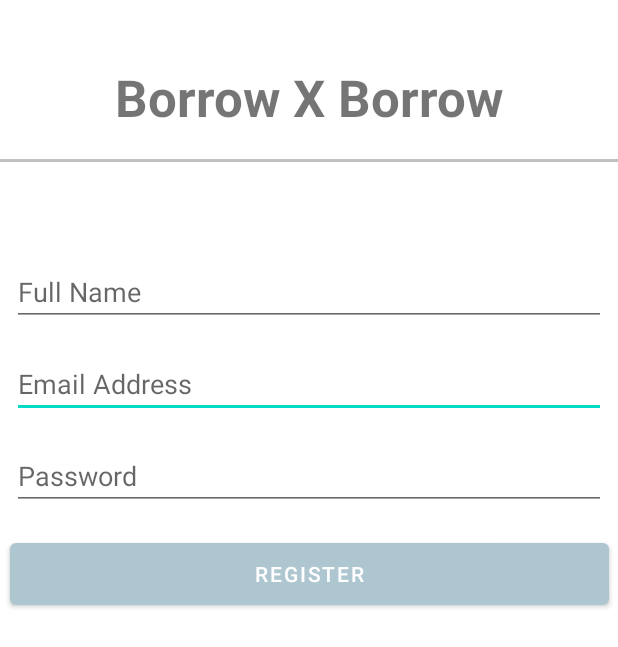
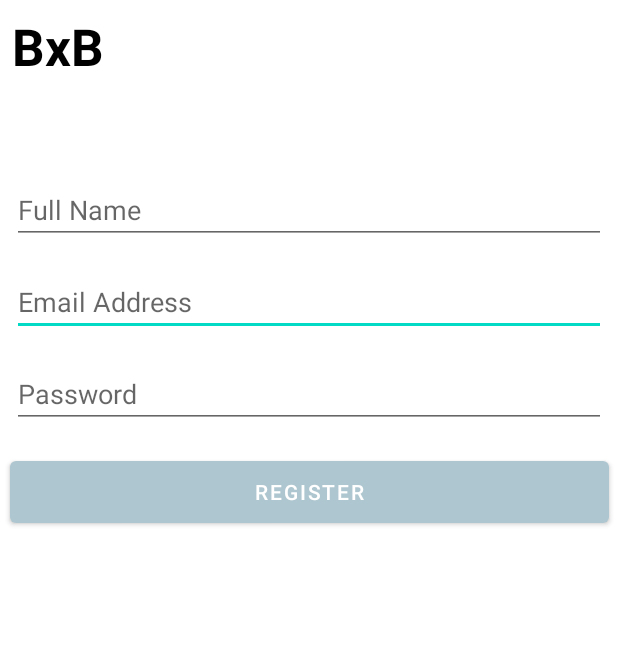
Before and after one commit to WingoShop/BxB2, an Android app: the RegisterUser screen opened directly, with no data from a screen before it, on a phone screen of 412 x 824 dp. Shown: the top 647 px of the screen. Run offline under Robolectric (Android 15) with nearby library versions, the phone set to English and light mode, and no system bars; our stand-ins replace Firebase (no records; nobody signed in at launch, a user with empty details on screens opened directly).

Commit message:
UI overhaul

```diff
--- a/app/src/main/java/com/nywangga/bxb/MainActivity.kt
+++ b/app/src/main/java/com/nywangga/bxb/MainActivity.kt
@@ -19,7 +19,7 @@ class MainActivity : AppCompatActivity() {
     private lateinit var btnLogin: Button
     private lateinit var progressBar: ProgressBar
     lateinit var tvProfileName : TextView
-    lateinit var tvLogout : TextView
+    //lateinit var tvLogout : TextView
     private val db = Firebase.firestore
 
     override fun onCreate(savedInstanceState: Bundle?) {
@@ -31,8 +31,8 @@ class MainActivity : AppCompatActivity() {
         progressBar = findViewById(R.id.progressBar)
         tvProfileName = findViewById(R.id.tvProfileName)
         tvProfileName.visibility = View.GONE
-        tvLogout = findViewById(R.id.tvLogout)
-        tvLogout.visibility = View.GONE
+        //tvLogout = findViewById(R.id.tvLogout)
+        //tvLogout.visibility = View.GONE
         register =findViewById(R.id.tvRegister)
         register.setOnClickListener {
             val intent = Intent(this, RegisterUser::class.java)
--- a/app/src/main/java/com/nywangga/bxb/RegisterUser.kt
+++ b/app/src/main/java/com/nywangga/bxb/RegisterUser.kt
@@ -21,7 +21,7 @@ class RegisterUser : AppCompatActivity() {
     private lateinit var btnRegister: Button
     private lateinit var progressBar: ProgressBar
     lateinit var tvProfileName : TextView
-    lateinit var tvLogout : TextView
+    //lateinit var tvLogout : TextView
     private var allPairs = mutableListOf<String>()
 
     private val db = Firebase.firestore
@@ -42,8 +42,8 @@ class RegisterUser : AppCompatActivity() {
         btnRegister = findViewById(R.id.btnLogin)
         tvProfileName = findViewById(R.id.tvProfileName)
         tvProfileName.visibility = View.GONE
-        tvLogout = findViewById(R.id.tvLogout)
-        tvLogout.visibility = View.GONE
+        //tvLogout = findViewById(R.id.tvLogout)
+        //tvLogout.visibility = View.GONE
 
 //        tvBanner.setOnClickListener {
 //            val intent = Intent(this, MainActivity::class.java)
--- /dev/null
+++ b/app/src/main/res/drawable/ic_person.xml
@@ -0,0 +1,10 @@
+<vector xmlns:android="http://schemas.android.com/apk/res/android"
+    android:width="24dp"
+    android:height="24dp"
+    android:viewportWidth="24"
+    android:viewportHeight="24"
+    android:tint="?android:textColorPrimary">
+  <path
+      android:fillColor="@android:color/white"
+      android:pathData="M12,2c-4.97,0 -9,4.03 -9,9 0,4.17 2.84,7.67 6.69,8.69L12,22l2.31,-2.31C18.16,18.67 21,15.17 21,11c0,-4.97 -4.03,-9 -9,-9zM12,4c1.66,0 3,1.34 3,3s-1.34,3 -3,3 -3,-1.34 -3,-3 1.34,-3 3,-3zM12,18.3c-2.5,0 -4.71,-1.28 -6,-3.22 0.03,-1.99 4,-3.08 6,-3.08 1.99,0 5.97,1.09 6,3.08 -1.29,1.94 -3.5,3.22 -6,3.22z"/>
+</vector>
--- a/app/src/main/res/layout/activity_main.xml
+++ b/app/src/main/res/layout/activity_main.xml
@@ -25,7 +25,8 @@
         app:layout_constraintEnd_toEndOf="parent"
         app:layout_constraintHorizontal_bias="0.0"
         app:layout_constraintStart_toStartOf="parent"
-        app:layout_constraintTop_toBottomOf="@+id/include" />
+        app:layout_constraintTop_toBottomOf="@+id/include"
+        android:textColor="?android:textColorPrimary"/>
 
     <EditText
         android:id="@+id/etPassword"
@@ -39,7 +40,8 @@
         android:inputType="textPassword"
         app:layout_constraintEnd_toEndOf="parent"
         app:layout_constraintStart_toStartOf="parent"
-        app:layout_constraintTop_toBottomOf="@+id/etEmail" />
+        app:layout_constraintTop_toBottomOf="@+id/etEmail"
+        android:textColor="?android:textColorPrimary"/>
 
     <Button
         android:id="@+id/btnLogin"
--- a/app/src/main/res/layout/activity_register_user.xml
+++ b/app/src/main/res/layout/activity_register_user.xml
@@ -24,7 +24,8 @@
         android:inputType="textEmailAddress"
         app:layout_constraintEnd_toEndOf="parent"
         app:layout_constraintStart_toStartOf="parent"
-        app:layout_constraintTop_toBottomOf="@+id/etFullName" />
+        app:layout_constraintTop_toBottomOf="@+id/etFullName"
+        android:textColor="?android:textColorPrimary"/>
 
     <EditText
         android:id="@+id/etPassword"
@@ -38,7 +39,8 @@
         android:inputType="textPassword"
         app:layout_constraintEnd_toEndOf="parent"
         app:layout_constraintStart_toStartOf="parent"
-        app:layout_constraintTop_toBottomOf="@+id/etEmail" />
+        app:layout_constraintTop_toBottomOf="@+id/etEmail"
+        android:textColor="?android:textColorPrimary"/>
 
     <Button
         android:id="@+id/btnLogin"
@@ -67,7 +69,8 @@
         app:layout_constraintEnd_toEndOf="parent"
         app:layout_constraintHorizontal_bias="1.0"
         app:layout_constraintStart_toStartOf="parent"
-        app:layout_constraintTop_toBottomOf="@+id/include" />
+        app:layout_constraintTop_toBottomOf="@+id/include"
+        android:textColor="?android:textColorPrimary"/>
 
     <ProgressBar
         android:id="@+id/progressBar"
--- a/app/src/main/res/layout/header.xml
+++ b/app/src/main/res/layout/header.xml
@@ -7,14 +7,15 @@
 
     <TextView
         android:id="@+id/tvBannerHead"
-        android:layout_width="350dp"
-        android:layout_height="66dp"
-        android:layout_marginTop="32dp"
+        android:layout_width="wrap_content"
+        android:layout_height="wrap_content"
+        android:layout_marginStart="8dp"
+        android:layout_marginTop="8dp"
         android:gravity="center"
-        android:text="Borrow X Borrow"
+        android:text="BxB"
+        android:textColor="?android:textColorPrimary"
         android:textSize="34sp"
         android:textStyle="bold"
-        app:layout_constraintEnd_toEndOf="parent"
         app:layout_constraintStart_toStartOf="parent"
         app:layout_constraintTop_toTopOf="parent" />
 
@@ -22,32 +23,14 @@
         android:id="@+id/tvProfileName"
         android:layout_width="wrap_content"
         android:layout_height="wrap_content"
-        android:layout_marginStart="84dp"
-        android:layout_marginTop="8dp"
+        android:layout_marginTop="16dp"
+        android:layout_marginEnd="8dp"
+        android:drawableLeft="@drawable/ic_person"
         android:text="Name"
-        android:textSize="20sp"
-        app:layout_constraintStart_toStartOf="parent"
-        app:layout_constraintTop_toBottomOf="@+id/tvBannerHead" />
-
-    <TextView
-        android:id="@+id/tvLogout"
-        android:layout_width="wrap_content"
-        android:layout_height="wrap_content"
-        android:layout_marginStart="64dp"
-        android:layout_marginTop="8dp"
-        android:layout_marginEnd="32dp"
-        android:text="Logout"
+        android:textColor="?android:textColorPrimary"
         android:textSize="20sp"
         app:layout_constraintEnd_toEndOf="parent"
-        app:layout_constraintStart_toEndOf="@+id/tvProfileName"
-        app:layout_constraintTop_toBottomOf="@+id/tvBannerHead" />
+        app:layout_constraintTop_toTopOf="parent" />
 
-    <View
-        android:layout_width="match_parent"
-        android:layout_height="2dp"
-        android:layout_marginTop="8dp"
-        android:background="#c0c0c0"
-        app:layout_constraintTop_toBottomOf="@+id/tvProfileName"
-        tools:layout_editor_absoluteX="0dp" />
 
 </androidx.constraintlayout.widget.ConstraintLayout>
--- a/app/src/main/res/layout/pair_list.xml
+++ b/app/src/main/res/layout/pair_list.xml
@@ -26,7 +26,7 @@
             android:layout_height="wrap_content"
             android:layout_marginLeft="8dp"
             android:text="Pair"
-            android:textColor="@color/black"
+            android:textColor="?android:textColorPrimary"
             android:textSize="14sp"
             android:textStyle="bold"></TextView>
 
--- a/app/src/main/res/values-night/themes.xml
+++ b/app/src/main/res/values-night/themes.xml
@@ -10,7 +10,8 @@
         <item name="colorSecondaryVariant">@color/teal_200</item>
         <item name="colorOnSecondary">@color/black</item>
         <!-- Status bar color. -->
-        <item name="android:statusBarColor" tools:targetApi="l">?attr/colorPrimaryVariant</item>
+        <item name="android:statusBarColor" tools:targetApi="l">?android:colorBackground</item>
         <!-- Customize your theme here. -->
+        <item name="android:textColorPrimary">@color/white</item>
     </style>
 </resources>
--- a/app/src/main/res/values/colors.xml
+++ b/app/src/main/res/values/colors.xml
@@ -7,4 +7,5 @@
     <color name="teal_700">#FF018786</color>
     <color name="black">#FF000000</color>
     <color name="white">#FFFFFFFF</color>
+    <color name="bgGrey">#ff000000</color>
 </resources>
--- a/app/src/main/res/values/themes.xml
+++ b/app/src/main/res/values/themes.xml
@@ -10,7 +10,8 @@
         <item name="colorSecondaryVariant">@color/teal_700</item>
         <item name="colorOnSecondary">@color/black</item>
         <!-- Status bar color. -->
-        <item name="android:statusBarColor" tools:targetApi="l">?attr/colorPrimaryVariant</item>
+        <item name="android:statusBarColor" tools:targetApi="l">?attr/colorPrimary</item>
         <!-- Customize your theme here. -->
+        <item name="android:textColorPrimary">@color/black</item>
     </style>
 </resources>
```
Also changed, not shown: app/src/main/java/com/nywangga/bxb/PairListAdapter.kt (+15 -0 lines), app/src/main/java/com/nywangga/bxb/PostHistoryAdapter.kt (+22 -3 lines), app/src/main/java/com/nywangga/bxb/Posts.kt (+15 -34 lines), app/src/main/java/com/nywangga/bxb/Profile.kt (+25 -0 lines), app/src/main/java/com/nywangga/bxb/SwipeToDelete.kt (added, +17 -0 lines), app/src/main/res/layout/activity_posts.xml (+41 -7 lines), app/src/main/res/layout/activity_profile.xml (+33 -6 lines), app/src/main/res/layout/post_history.xml (+24 -17 lines).
